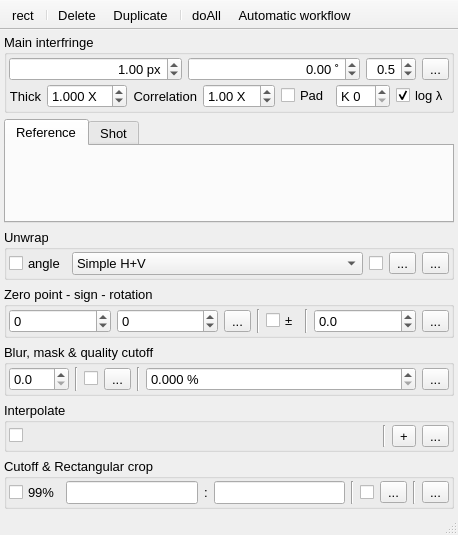
Above: plugins/Interferometry/Interferometry.ui from NeutrinoToolkit/Neutrino before the change. Below: the same form after it.
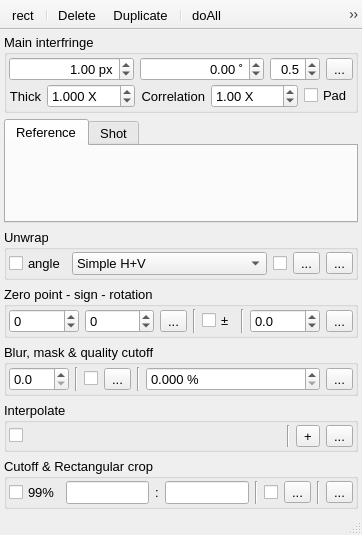
That is the form after the change. Icons and pictures are not drawn.

Commit message: fix interferometry crash

```diff
--- a/plugins/Interferometry/Interferometry.ui
+++ b/plugins/Interferometry/Interferometry.ui
@@ -209,48 +209,6 @@
             </property>
            </widget>
           </item>
-          <item>
-           <widget class="QSpinBox" name="candidates">
-            <property name="font">
-             <font>
-              <pointsize>10</pointsize>
-             </font>
-            </property>
-            <property name="toolTip">
-             <string>Regularization of interfringe and angle: each pixel keeps its K best filters and takes the one nearest to the interfringe and angle maps smoothed over the neighbours (weighted by the contrast). 0: off (the best filter of each pixel)</string>
-            </property>
-            <property name="prefix">
-             <string>K </string>
-            </property>
-            <property name="maximum">
-             <number>99</number>
-            </property>
-            <property name="neutrinoSave" stdset="0">
-             <bool>true</bool>
-            </property>
-           </widget>
-          </item>
-          <item>
-           <widget class="QCheckBox" name="logLambda">
-            <property name="font">
-             <font>
-              <pointsize>10</pointsize>
-             </font>
-            </property>
-            <property name="toolTip">
-             <string>Interfringe values spaced geometrically (the same relative step everywhere: the filter accepts a relative mismatch, about 20% for damp 1), otherwise linearly (a wide range had a coarse step for the dense fringes: lower contrast and phase errors between the values)</string>
-            </property>
-            <property name="text">
-             <string>log λ</string>
-            </property>
-            <property name="checked">
-             <bool>true</bool>
-            </property>
-            <property name="neutrinoSave" stdset="0">
-             <bool>true</bool>
-            </property>
-           </widget>
-          </item>
          </layout>
         </widget>
        </item>
```
The commit also changes 10 other files.
